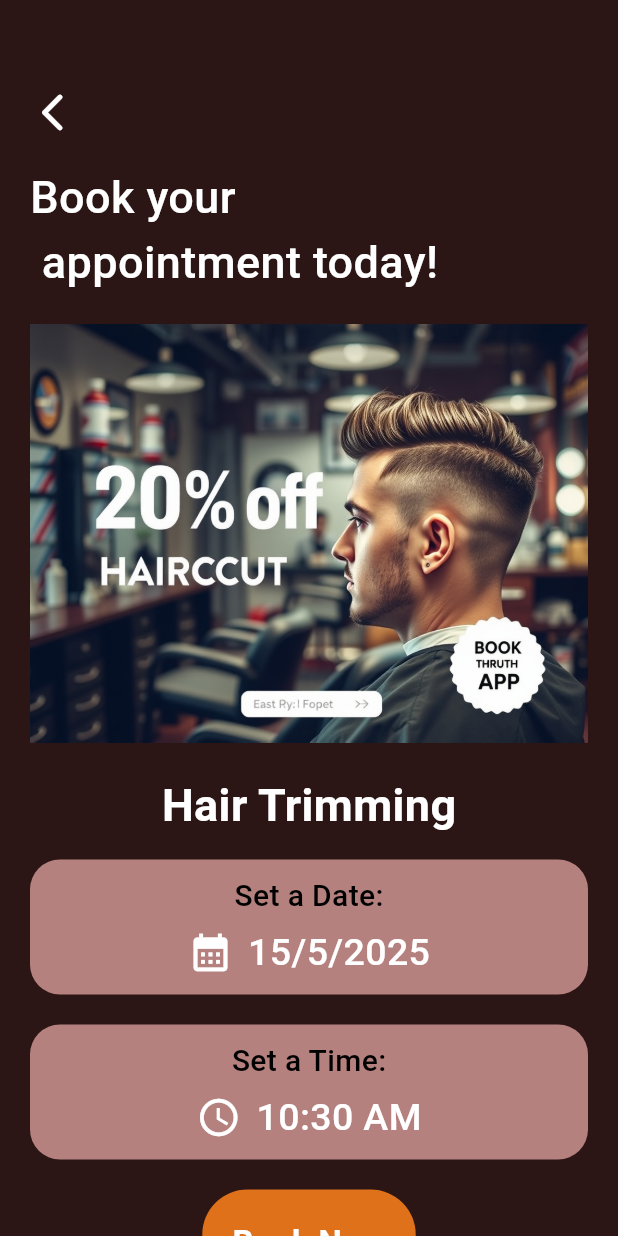
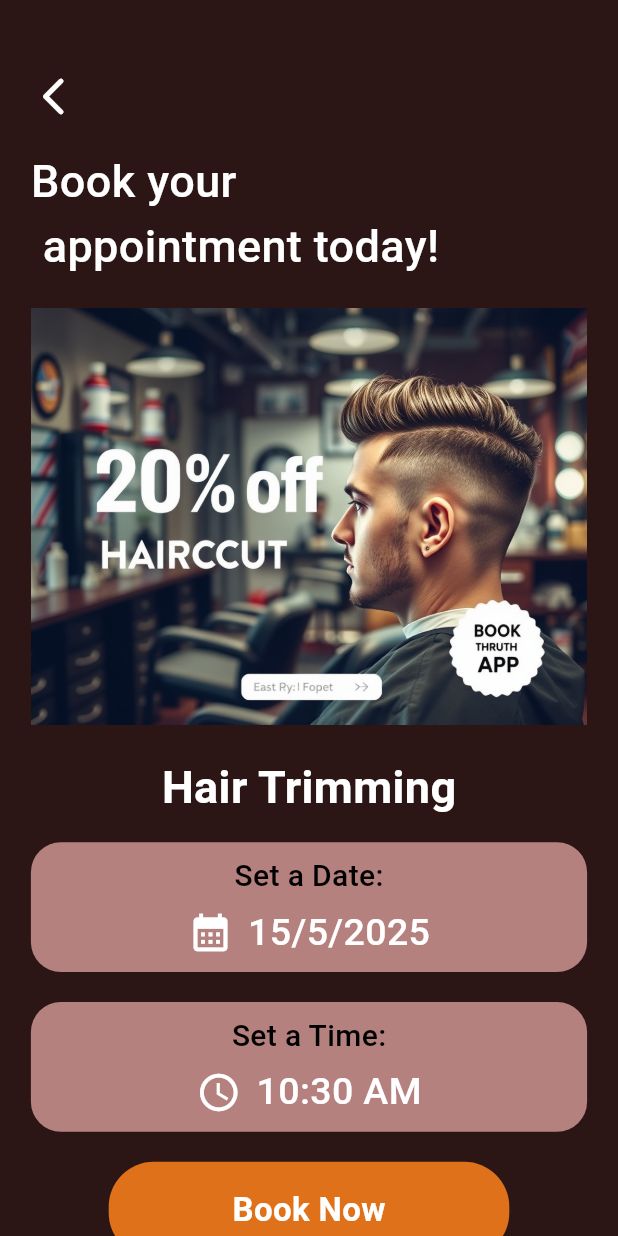
Before and after one commit to ralmutaweh/barber-booking-app-fluttter-version2, a Flutter app: the Home screen opened directly, after a tap on "Hair Trimming", on a phone screen of 412 x 824 dp. Run offline on Flutter 3.47's test engine with Material 3 defaults, Android fonts, the phone set to English and light mode, and no system bars; our stand-ins replace cloud_firestore, firebase_auth, firebase_core, random_string, shared_preferences; accounts and stored records are empty.

Commit message:
Made the application reponsive for different types of devices

```diff
--- a/lib/main.dart
+++ b/lib/main.dart
@@ -1,5 +1,5 @@
 import 'package:flutter/material.dart';
-import 'package:barber_booking_app/pages/signup.dart';
+import 'package:barber_booking_app/pages/onboarding.dart';
 import 'package:firebase_core/firebase_core.dart';
 import 'firebase_options.dart';
 
@@ -21,7 +21,7 @@ class MyApp extends StatelessWidget {
       theme: ThemeData(
         colorScheme: ColorScheme.fromSeed(seedColor: Colors.deepPurple),
       ),
-      home: const Signup(),
+      home: const Onboarding(),
     );
   }
 }
--- a/lib/pages/booking.dart
+++ b/lib/pages/booking.dart
@@ -69,10 +69,12 @@ class _BookingState extends State<Booking> {
 
   @override
   Widget build(BuildContext context) {
+    var screenHeight = MediaQuery.of(context).size.height;
+    var screenWidth = MediaQuery.of(context).size.width;
     return Scaffold(
       backgroundColor: const Color(0xFF2b1615),
       body: Container(
-        margin: const EdgeInsets.only(left: 20, right: 20),
+        margin: EdgeInsets.symmetric(horizontal: screenWidth * 0.05),
         child: Column(
           crossAxisAlignment: CrossAxisAlignment.start,
           children: [
@@ -80,9 +82,9 @@ class _BookingState extends State<Booking> {
               onTap: () {
                 Navigator.pop(context);
               },
-              child: const Padding(
-                padding: EdgeInsets.only(top: 60),
-                child: Icon(
+              child: Padding(
+                padding: EdgeInsets.only(top: screenHeight * 0.06),
+                child: const Icon(
                   Icons.arrow_back_ios_new_rounded,
                   color: Colors.white,
                   size: 30,
@@ -116,7 +118,7 @@ class _BookingState extends State<Booking> {
             ),
             const CustomSizedBox(height: 15),
             Container(
-              padding: const EdgeInsets.only(top: 10, bottom: 10),
+              padding: EdgeInsets.symmetric(vertical: screenHeight * 0.01),
               width: MediaQuery.of(context).size.width,
               decoration: BoxDecoration(
                 color: const Color(0xFFb4817e),
@@ -162,7 +164,7 @@ class _BookingState extends State<Booking> {
             ),
             const CustomSizedBox(height: 20),
             Container(
-              padding: const EdgeInsets.only(top: 10, bottom: 10),
+              padding: EdgeInsets.symmetric(vertical: screenHeight * 0.01),
               width: MediaQuery.of(context).size.width,
               decoration: BoxDecoration(
                 color: const Color(0xFFb4817e),
@@ -220,9 +222,9 @@ class _BookingState extends State<Booking> {
                   );
                 },
                 child: Container(
-                  padding: const EdgeInsets.symmetric(
-                    vertical: 20,
-                    horizontal: 20,
+                  padding: EdgeInsets.symmetric(
+                    vertical: screenHeight * 0.02,
+                    horizontal: screenWidth * 0.2,
                   ),
                   decoration: BoxDecoration(
                     color: const Color(0xFFdf711a),
--- a/lib/pages/forget_password.dart
+++ b/lib/pages/forget_password.dart
@@ -18,10 +18,12 @@ class _ForgetPasswordState extends State<ForgetPassword> {
 
   @override
   Widget build(BuildContext context) {
+    var screenWidth = MediaQuery.of(context).size.width;
+    var screenHeight = MediaQuery.of(context).size.height;
     return Scaffold(
       backgroundColor: Colors.black,
       body: Container(
-        margin: const EdgeInsets.symmetric(vertical: 200),
+        margin: EdgeInsets.symmetric(vertical: screenHeight * 0.2),
         child: Column(
           children: [
             const CustomSizedBox(height: 60),
@@ -46,7 +48,7 @@ class _ForgetPasswordState extends State<ForgetPassword> {
             Form(
               key: _formKey,
               child: Container(
-                margin: const EdgeInsets.symmetric(horizontal: 20),
+                margin: EdgeInsets.symmetric(horizontal: screenWidth * 0.1),
                 padding: const EdgeInsets.only(left: 10),
                 decoration: BoxDecoration(
                   border: Border.all(color: Colors.white70, width: 2),
--- a/lib/pages/home.dart
+++ b/lib/pages/home.dart
@@ -32,14 +32,14 @@ class _HomeState extends State<Home> {
 
   @override
   Widget build(BuildContext context) {
+    var screenWidth = MediaQuery.of(context).size.width;
+    var screenHeight = MediaQuery.of(context).size.height;
     return Scaffold(
       backgroundColor: const Color(0xFF2b1615),
       body: Container(
-        margin: const EdgeInsets.only(
-          top: 50,
-          // left: MediaQuery.of(context).size.width * 0.05,
-          left: 20,
-          right: 20,
+        margin: EdgeInsets.symmetric(
+          vertical: screenHeight * 0.05,
+          horizontal: screenWidth * 0.05,
         ),
         child: Column(
           crossAxisAlignment: CrossAxisAlignment.start,
@@ -68,9 +68,6 @@ class _HomeState extends State<Home> {
                     ),
                   ],
                 ),
-                // ClipRRect(
-                //   borderRadius: BorderRadius.circular(20),
-                //   child: Image.asset("", height: , width: , fit: BoxtFit.cover, )),
               ],
             ),
             const CustomSizedBox(height: 10),
@@ -89,6 +86,7 @@ class _HomeState extends State<Home> {
             const CustomSizedBox(height: 20),
             Flexible(
               flex: 1,
+              child: Expanded(
                 child: ListView(
                   children: [
                     Column(
@@ -116,7 +114,7 @@ class _HomeState extends State<Home> {
                                 Image.asset(
                                   'images/hair_trimming_service.png',
                                   height: 200,
-                                width: 300,
+                                  width: double.infinity,
                                   fit: BoxFit.cover,
                                 ),
                                 const Text(
@@ -138,8 +136,9 @@ class _HomeState extends State<Home> {
                               context,
                               MaterialPageRoute(
                                 builder:
-                                  (context) =>
-                                      const Booking(service: 'Beard Trimming'),
+                                    (context) => const Booking(
+                                      service: 'Beard Trimming',
+                                    ),
                               ),
                             );
                           },
@@ -154,7 +153,7 @@ class _HomeState extends State<Home> {
                                 Image.asset(
                                   'images/beard_trimming_service.png',
                                   height: 200,
-                                width: 300,
+                                  width: double.infinity,
                                   fit: BoxFit.cover,
                                 ),
                                 const Text(
@@ -192,7 +191,7 @@ class _HomeState extends State<Home> {
                                 Image.asset(
                                   'images/hair_trimming_service.png',
                                   height: 200,
-                                width: 300,
+                                  width: double.infinity,
                                   fit: BoxFit.cover,
                                 ),
                                 const Text(
@@ -212,6 +211,7 @@ class _HomeState extends State<Home> {
                   ],
                 ),
               ),
+            ),
           ],
         ),
       ),
```
Also changed, not shown: lib/Admin/admin_login.dart (+10 -13 lines), lib/Admin/booking_admin.dart (+11 -2 lines), lib/pages/login.dart (+32 -20 lines), lib/pages/onboarding.dart (+29 -9 lines), lib/pages/signup.dart (+19 -33 lines). Lines whose indentation alone changed are shown as unchanged.
